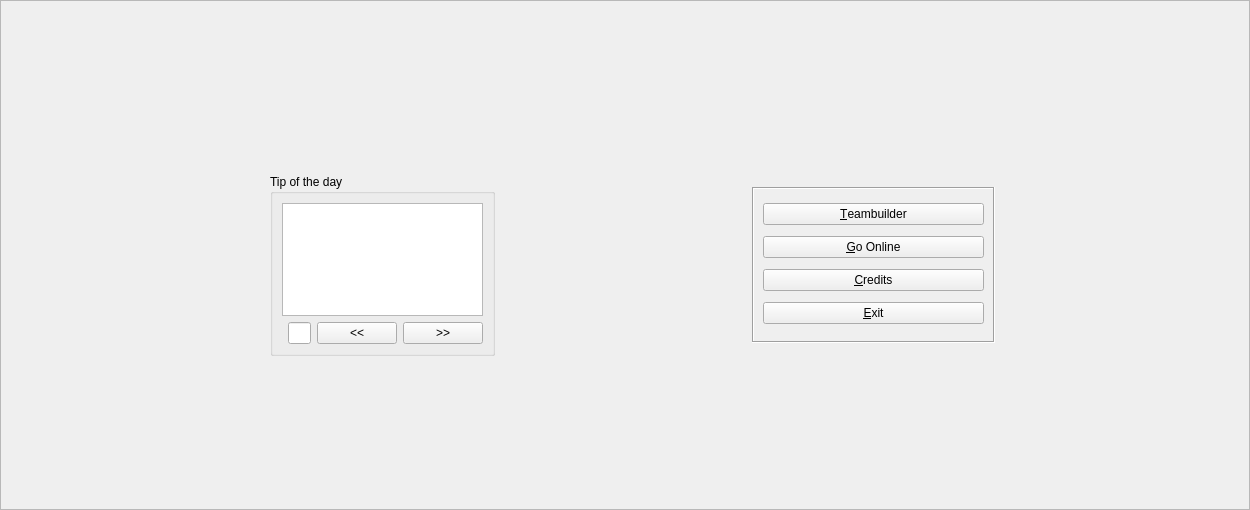
This is src/Teambuilder/menu.ui in po-devs/pokemon-online as Qt 5 draws it before an edit. The edited form follows.
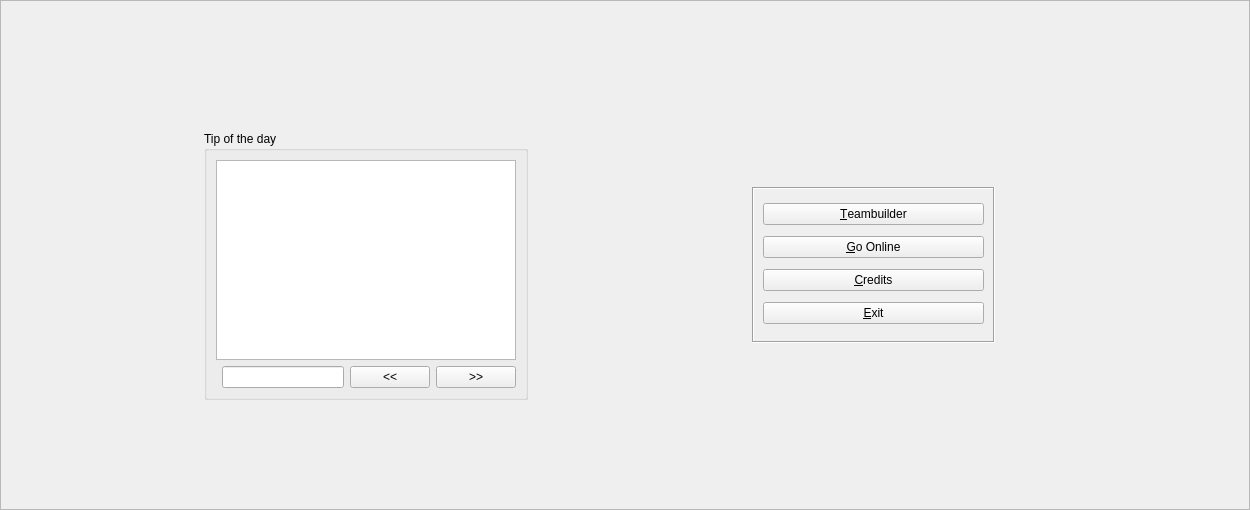
This is the edited form.

Commit message: set minimum size for tip of the day

What changed in the file:
```diff
--- a/src/Teambuilder/menu.ui
+++ b/src/Teambuilder/menu.ui
@@ -257,6 +257,12 @@
             </item>
             <item row="0" column="0" colspan="4">
              <widget class="QTextBrowser" name="tip">
+              <property name="minimumSize">
+               <size>
+                <width>300</width>
+                <height>200</height>
+               </size>
+              </property>
               <property name="readOnly">
                <bool>true</bool>
               </property>
```
The commit also changes 2 other files.
